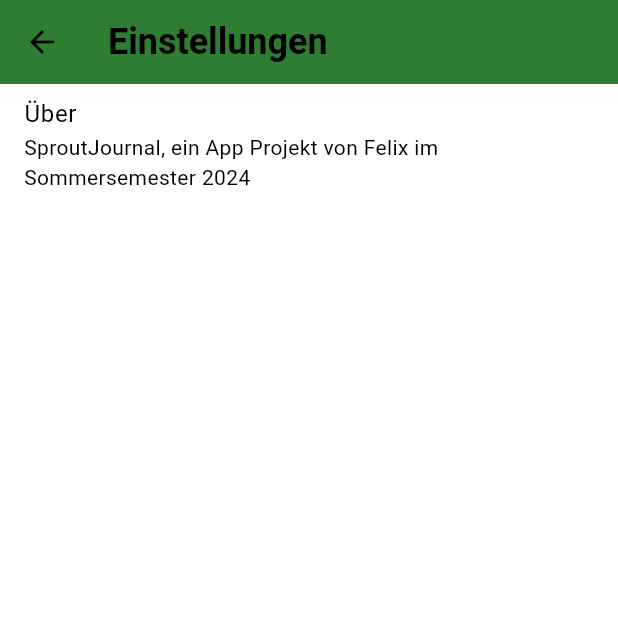
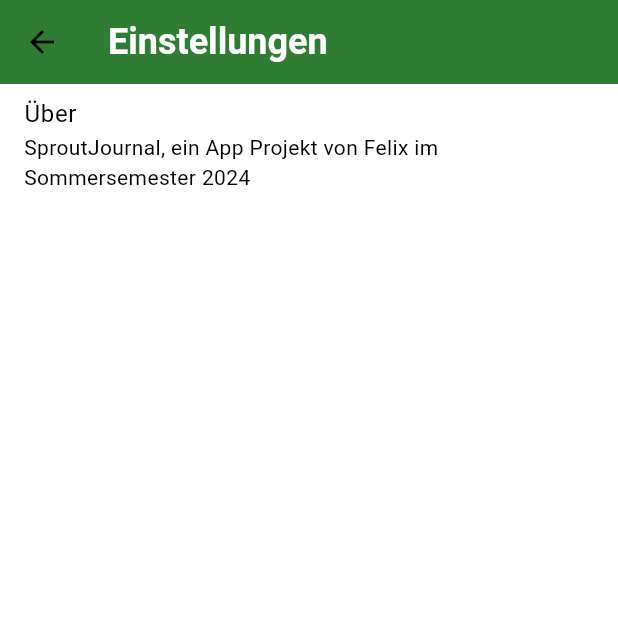
Before and after one commit to FelixDigitalis/SproutJournal, a Flutter app: the screen it shows after launch, item 2 of the bottom bar chosen, after a tap on the "settings" icon, on a phone screen of 412 x 824 dp, the top half of it. Run offline on Flutter 3.47's test engine with Material 3 defaults, Android fonts, the phone set to English and light mode, and no system bars; our stand-ins replace cloud_firestore, firebase_auth, firebase_core, flutter_dotenv, flutter_image_compress, image_picker and 2 more; accounts and stored records are empty; statements that could not run were skipped.

Commit message:
ui colors update (bottom bar)

```diff
--- a/lib/models/post_model.dart
+++ b/lib/models/post_model.dart
@@ -18,7 +18,7 @@ class PostModel {
     final data = doc.data() as Map<String, dynamic>;
     Timestamp firestoreTimestamp = data['timestamp'] as Timestamp;
     DateTime dateTime = firestoreTimestamp.toDate();
-    String formattedTimestamp = DateFormat('dd.MM.yyyy HH:mm:ss').format(dateTime.toLocal());
+    String formattedTimestamp = DateFormat('dd.MM.yy \'um\' HH:mm').format(dateTime.toLocal());
 
     return PostModel(
       id: doc.id,
--- a/lib/screens/elements/bottom_bar_element.dart
+++ b/lib/screens/elements/bottom_bar_element.dart
@@ -14,24 +14,58 @@ class BottomBarElement extends StatelessWidget {
   @override
   Widget build(BuildContext context) {
     return BottomNavigationBar(
-      items: const <BottomNavigationBarItem>[
-        BottomNavigationBarItem(
-          icon: Icon(Icons.book),
+      items: [
+        _buildBottomNavigationBarItem(
+          icon: Icons.book,
           label: 'Journal',
+          context: context,
+          index: 0,
         ),
-        BottomNavigationBarItem(
-          icon: Icon(Icons.local_florist),
+        _buildBottomNavigationBarItem(
+          icon: Icons.local_florist,
           label: 'Pflanzen',
-
+          context: context,
+          index: 1,
         ),
-        BottomNavigationBarItem(
-          icon: Icon(Icons.people),
+        _buildBottomNavigationBarItem(
+          icon: Icons.people,
           label: 'Gartenfreunde',
+          context: context,
+          index: 2,
         ),
       ],
       currentIndex: selectedIndex,
-      selectedItemColor: Theme.of(context).colorScheme.primary,
+      selectedItemColor: Theme.of(context).colorScheme.secondary,
+      unselectedItemColor: Colors.white,
       onTap: onItemTapped,
+      backgroundColor: Theme.of(context).colorScheme.primary,
+    );
+  }
+
+  BottomNavigationBarItem _buildBottomNavigationBarItem({
+    required IconData icon,
+    required String label,
+    required BuildContext context,
+    required int index,
+  }) {
+    final bool isSelected = index == selectedIndex;
+    return BottomNavigationBarItem(
+      icon: Stack(
+        alignment: Alignment.center,
+        children: [
+          if (isSelected)
+            Container(
+              width: 40,
+              height: 40,
+              decoration: BoxDecoration(
+                shape: BoxShape.circle,
+                color: Theme.of(context).colorScheme.secondary.withOpacity(0.2),
+              ),
+            ),
+          Icon(icon),
+        ],
+      ),
+      label: label,
     );
   }
 }
--- a/lib/screens/sub_pages/settings_page.dart
+++ b/lib/screens/sub_pages/settings_page.dart
@@ -11,8 +11,11 @@ class _SettingsMenuState extends State<SettingsMenu> {
   Widget build(BuildContext context) {
     return Scaffold(
       appBar: AppBar(
-        title: const Text('Einstellungen',
-            style: TextStyle(fontSize: 24, fontWeight: FontWeight.w600)),
+        title: Text('Einstellungen',
+            style: TextStyle(
+                fontSize: 24,
+                fontWeight: FontWeight.w600,
+                color: Theme.of(context).colorScheme.onPrimary)),
         backgroundColor: Theme.of(context).colorScheme.primary,
       ),
       body: ListView(
```
Also changed, not shown: lib/screens/elements/gartenfreunde_feed_element.dart (+16 -3 lines), lib/screens/sub_pages/plant_journal_page.dart (+13 -9 lines).
